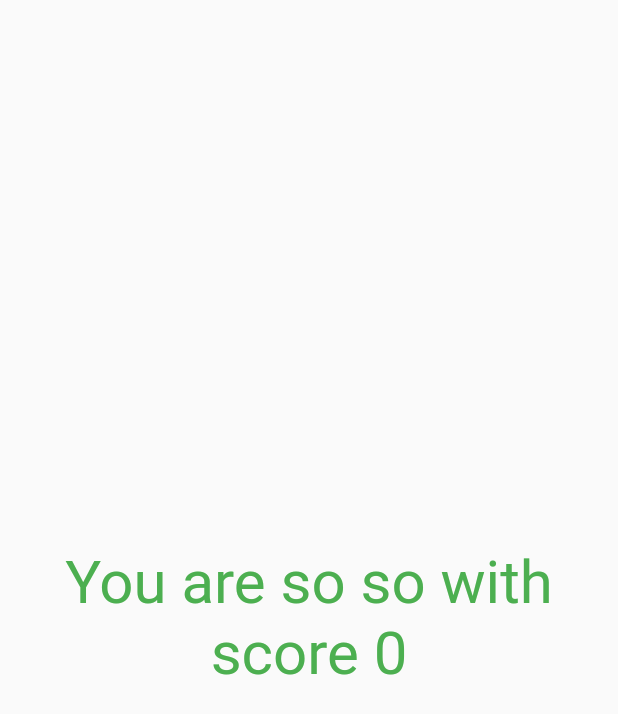
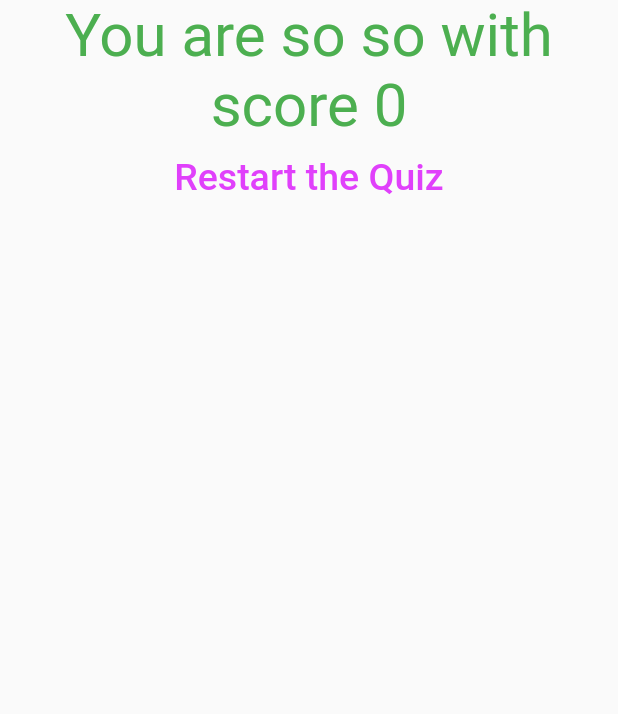
Before and after one commit to SBekzod/flutter_complete_guide, a Flutter app: the Result widget shown alone on an empty page, opened directly with empty values, on a phone screen of 412 x 824 dp. Shown: the top 714 px of the screen. Run offline on Flutter 3.47's test engine with Material 2 defaults, Android fonts, the phone set to English and light mode, and no system bars.

Commit message:
feat: setting values to restart QUIZ

```diff
--- a/lib/result.dart
+++ b/lib/result.dart
@@ -2,6 +2,7 @@ import 'package:flutter/material.dart';
 
 class Result extends StatelessWidget {
   final int totalScore;
+  final Function restartHandler;
 
   String get resultPhrase {
     String result;
@@ -13,14 +14,24 @@ class Result extends StatelessWidget {
     return result;
   }
 
-  Result({this.totalScore});
+  Result({this.totalScore, this.restartHandler});
 
   @override
   Widget build(BuildContext context) {
     return Center(
-      child: Text(resultPhrase,
-          style: TextStyle(color: Colors.green, fontSize: 40),
-          textAlign: TextAlign.center),
+      child: Column(
+        children: [
+          Text(this.resultPhrase,
+              style: TextStyle(color: Colors.green, fontSize: 40),
+              textAlign: TextAlign.center),
+          TextButton(
+              onPressed: this.restartHandler,
+              child: Text(
+                'Restart the Quiz',
+                style: TextStyle(color: Colors.purpleAccent, fontSize: 25),
+              ))
+        ],
+      ),
     );
   }
 }
```
Also changed, not shown: lib/main.dart (+13 -3 lines).
